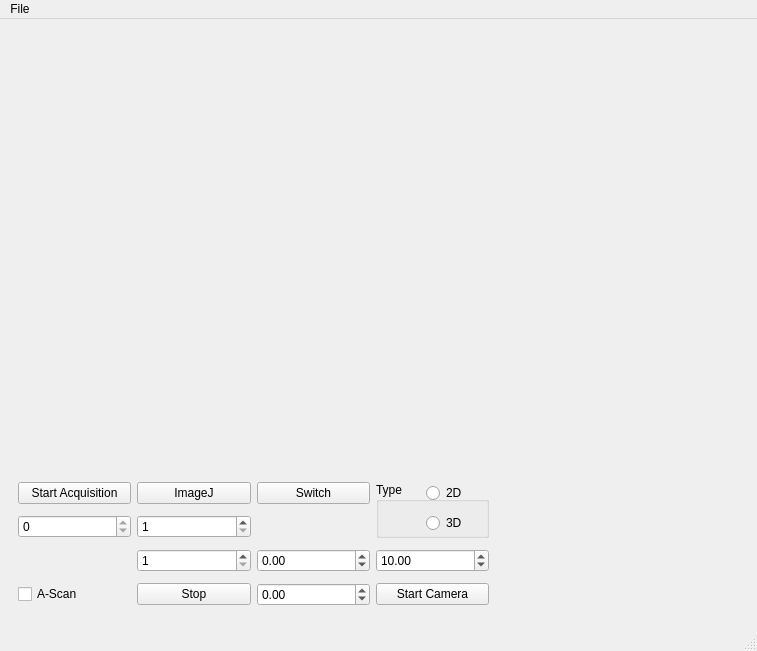
First picture: the form in front_window2.ui, repository bernardokyotoku/oct, before the edit.
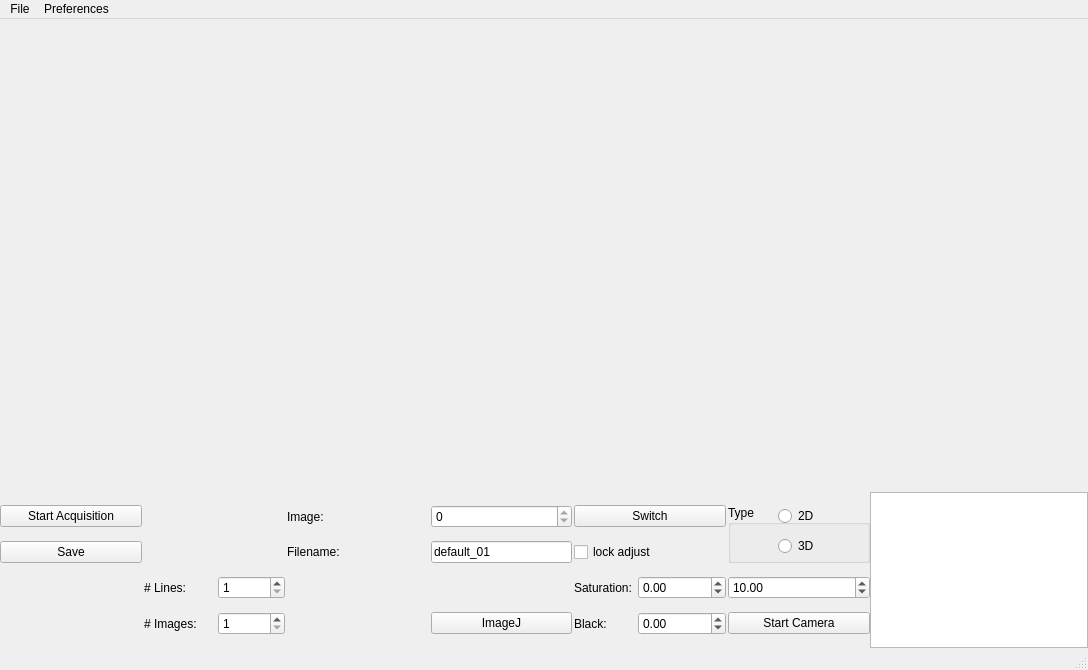
Second picture: the form after the edit.

What changed in the file:
```diff
--- a/front_window2.ui
+++ b/front_window2.ui
@@ -6,8 +6,8 @@
    <rect>
     <x>0</x>
     <y>0</y>
-    <width>757</width>
-    <height>651</height>
+    <width>1088</width>
+    <height>670</height>
    </rect>
   </property>
   <property name="windowTitle">
@@ -20,7 +20,7 @@
      <verstretch>0</verstretch>
     </sizepolicy>
    </property>
-   <layout class="QHBoxLayout" name="horizontalLayout">
+   <layout class="QVBoxLayout" name="verticalLayout_2">
     <property name="spacing">
      <number>0</number>
     </property>
@@ -35,14 +35,11 @@
         <verstretch>0</verstretch>
        </sizepolicy>
       </property>
-      <layout class="QVBoxLayout" name="verticalLayout">
-       <property name="spacing">
-        <number>0</number>
-       </property>
+      <layout class="QGridLayout" name="gridLayout">
        <property name="margin">
         <number>0</number>
        </property>
-       <item>
+       <item row="0" column="0">
         <widget class="QWidget" name="widget_4" native="true">
          <property name="sizePolicy">
           <sizepolicy hsizetype="Preferred" vsizetype="Minimum">
@@ -50,15 +47,15 @@
            <verstretch>3</verstretch>
           </sizepolicy>
          </property>
-         <layout class="QHBoxLayout" name="horizontalLayout_2">
+         <layout class="QHBoxLayout" name="horizontalLayout">
           <property name="spacing">
-           <number>6</number>
+           <number>0</number>
           </property>
           <property name="margin">
-           <number>9</number>
+           <number>0</number>
           </property>
           <item>
-           <widget class="QWidget" name="tomography_holder_widget" native="true">
+           <widget class="QWidget" name="tomography_widget" native="true">
             <property name="sizePolicy">
              <sizepolicy hsizetype="Expanding" vsizetype="Expanding">
               <horstretch>4</horstretch>
@@ -67,10 +64,26 @@
             </property>
            </widget>
           </item>
+          <item>
+           <widget class="QWidget" name="a_scan_widget" native="true">
+            <property name="sizePolicy">
+             <sizepolicy hsizetype="Expanding" vsizetype="Expanding">
+              <horstretch>1</horstretch>
+              <verstretch>0</verstretch>
+             </sizepolicy>
+            </property>
+            <property name="maximumSize">
+             <size>
+              <width>100</width>
+              <height>16777215</height>
+             </size>
+            </property>
+           </widget>
+          </item>
          </layout>
         </widget>
        </item>
-       <item>
+       <item row="1" column="0">
         <widget class="QWidget" name="widget_5" native="true">
          <property name="sizePolicy">
           <sizepolicy hsizetype="Preferred" vsizetype="Preferred">
@@ -78,108 +91,46 @@
            <verstretch>1</verstretch>
           </sizepolicy>
          </property>
-         <layout class="QHBoxLayout" name="horizontalLayout_3">
+         <layout class="QHBoxLayout" name="horizontalLayout_2">
           <property name="spacing">
            <number>0</number>
           </property>
           <property name="margin">
-           <number>0</number>
-          </property>
-          <item>
-           <widget class="QWidget" name="widget_7" native="true">
-            <property name="sizePolicy">
-             <sizepolicy hsizetype="Preferred" vsizetype="Preferred">
-              <horstretch>1</horstretch>
-              <verstretch>0</verstretch>
-             </sizepolicy>
-            </property>
-            <layout class="QHBoxLayout" name="horizontalLayout_5">
-             <property name="sizeConstraint">
-              <enum>QLayout::SetDefaultConstraint</enum>
-             </property>
-             <property name="leftMargin">
-              <number>9</number>
-             </property>
-             <property name="topMargin">
               <number>0</number>
              </property>
              <item>
               <widget class="QWidget" name="bottom_panel" native="true">
                <property name="sizePolicy">
-                <sizepolicy hsizetype="Preferred" vsizetype="Preferred">
-                 <horstretch>2</horstretch>
+             <sizepolicy hsizetype="Expanding" vsizetype="Preferred">
+              <horstretch>4</horstretch>
                  <verstretch>0</verstretch>
                 </sizepolicy>
                </property>
                <layout class="QGridLayout" name="gridLayout_3">
-                <property name="topMargin">
-                 <number>0</number>
-                </property>
-                <item row="0" column="0">
-                 <widget class="QPushButton" name="start">
-                  <property name="text">
-                   <string>Start Acquisition</string>
-                  </property>
-                 </widget>
-                </item>
-                <item row="1" column="0">
-                 <widget class="QSpinBox" name="select_image">
-                  <property name="minimum">
+             <property name="horizontalSpacing">
+              <number>2</number>
+             </property>
+             <property name="verticalSpacing">
                    <number>0</number>
                   </property>
-                  <property name="maximum">
+             <property name="margin">
                    <number>0</number>
                   </property>
-                  <property name="value">
-                   <number>0</number>
-                  </property>
-                 </widget>
-                </item>
-                <item row="3" column="0">
-                 <widget class="QCheckBox" name="checkBox">
-                  <property name="text">
-                   <string>A-Scan</string>
-                  </property>
-                 </widget>
-                </item>
-                <item row="2" column="2">
-                 <widget class="QDoubleSpinBox" name="saturation_spinbox">
-                  <property name="minimum">
-                   <double>-999999999.000000000000000</double>
-                  </property>
-                  <property name="maximum">
-                   <double>999999999.000000000000000</double>
-                  </property>
-                 </widget>
-                </item>
-                <item row="3" column="2">
-                 <widget class="QDoubleSpinBox" name="black_spinbox">
-                  <property name="minimum">
-                   <double>-999999999.000000000000000</double>
-                  </property>
-                  <property name="maximum">
-                   <double>999999999.000000000000000</double>
-                  </property>
-                  <property name="value">
-                   <double>0.000000000000000</double>
-                  </property>
-                 </widget>
-                </item>
-                <item row="3" column="3">
+             <item row="3" column="7">
                  <widget class="QPushButton" name="start_camera_button">
                   <property name="text">
                    <string>Start Camera</string>
                   </property>
                  </widget>
                 </item>
-                <item row="0" column="2">
+             <item row="0" column="6">
                  <widget class="QPushButton" name="switch_2">
                   <property name="text">
                    <string>Switch</string>
                   </property>
                  </widget>
                 </item>
-                <item row="0" column="3" rowspan="2">
+             <item row="0" column="7" rowspan="2">
                  <widget class="QGroupBox" name="selection_box">
                   <property name="title">
                    <string>Type</string>
@@ -215,7 +166,7 @@
                   </widget>
                  </widget>
                 </item>
-                <item row="2" column="3">
+             <item row="2" column="7">
                  <widget class="QDoubleSpinBox" name="exposure_spinbox">
                   <property name="accelerated">
                    <bool>true</bool>
@@ -234,21 +185,149 @@
                   </property>
                  </widget>
                 </item>
+             <item row="0" column="0">
+              <widget class="QPushButton" name="start">
+               <property name="text">
+                <string>Start Acquisition</string>
+               </property>
+              </widget>
+             </item>
+             <item row="0" column="3">
+              <widget class="QSpinBox" name="select_image">
+               <property name="sizePolicy">
+                <sizepolicy hsizetype="Preferred" vsizetype="Fixed">
+                 <horstretch>0</horstretch>
+                 <verstretch>0</verstretch>
+                </sizepolicy>
+               </property>
+               <property name="minimum">
+                <number>0</number>
+               </property>
+               <property name="maximum">
+                <number>0</number>
+               </property>
+               <property name="value">
+                <number>0</number>
+               </property>
+              </widget>
+             </item>
+             <item row="0" column="2">
+              <widget class="QLabel" name="label">
+               <property name="text">
+                <string>Image:</string>
+               </property>
+              </widget>
+             </item>
+             <item row="1" column="3">
+              <widget class="QLineEdit" name="filename_edit">
+               <property name="sizePolicy">
+                <sizepolicy hsizetype="Preferred" vsizetype="Fixed">
+                 <horstretch>0</horstretch>
+                 <verstretch>0</verstretch>
+                </sizepolicy>
+               </property>
+               <property name="text">
+                <string>default_01</string>
+               </property>
+              </widget>
+             </item>
+             <item row="1" column="2">
+              <widget class="QLabel" name="label_2">
+               <property name="text">
+                <string>Filename:</string>
+               </property>
+              </widget>
+             </item>
+             <item row="1" column="0">
+              <widget class="QPushButton" name="save_button">
+               <property name="text">
+                <string>Save</string>
+               </property>
+              </widget>
+             </item>
+             <item row="2" column="6">
+              <widget class="QWidget" name="widget" native="true">
+               <layout class="QGridLayout" name="gridLayout_2">
+                <property name="margin">
+                 <number>0</number>
+                </property>
                 <item row="0" column="1">
+                 <widget class="QDoubleSpinBox" name="saturation_spinbox">
+                  <property name="minimum">
+                   <double>-999999999.000000000000000</double>
+                  </property>
+                  <property name="maximum">
+                   <double>999999999.000000000000000</double>
+                  </property>
+                 </widget>
+                </item>
+                <item row="0" column="0">
+                 <widget class="QLabel" name="label_3">
+                  <property name="text">
+                   <string>Saturation:</string>
+                  </property>
+                 </widget>
+                </item>
+               </layout>
+              </widget>
+             </item>
+             <item row="3" column="6">
+              <widget class="QWidget" name="widget_3" native="true">
+               <layout class="QGridLayout" name="gridLayout_4">
+                <property name="margin">
+                 <number>0</number>
+                </property>
+                <item row="0" column="0">
+                 <widget class="QLabel" name="label_4">
+                  <property name="text">
+                   <string>Black:</string>
+                  </property>
+                 </widget>
+                </item>
+                <item row="0" column="1">
+                 <widget class="QDoubleSpinBox" name="black_spinbox">
+                  <property name="minimum">
+                   <double>-999999999.000000000000000</double>
+                  </property>
+                  <property name="maximum">
+                   <double>999999999.000000000000000</double>
+                  </property>
+                  <property name="value">
+                   <double>0.000000000000000</double>
+                  </property>
+                 </widget>
+                </item>
+               </layout>
+              </widget>
+             </item>
+             <item row="1" column="6">
+              <widget class="QCheckBox" name="lock_adjust_checkbox">
+               <property name="text">
+                <string>lock adjust</string>
+               </property>
+              </widget>
+             </item>
+             <item row="3" column="3">
                  <widget class="QPushButton" name="imagej">
                   <property name="text">
                    <string>ImageJ</string>
                   </property>
                  </widget>
                 </item>
-                <item row="3" column="1">
-                 <widget class="QPushButton" name="stop_button">
+             <item row="2" column="1">
+              <widget class="QWidget" name="widget_6" native="true">
+               <layout class="QGridLayout" name="gridLayout_5">
+                <property name="margin">
+                 <number>0</number>
+                </property>
+                <item row="0" column="0">
+                 <widget class="QLabel" name="label_5">
                   <property name="text">
-                   <string>Stop</string>
+                   <string># Lines:</string>
                   </property>
                  </widget>
                 </item>
-                <item row="1" column="1">
+                <item row="0" column="1">
                  <widget class="QSpinBox" name="n_lines_spinbox">
                   <property name="minimum">
                    <number>1</number>
@@ -258,7 +337,23 @@
                   </property>
                  </widget>
                 </item>
-                <item row="2" column="1">
+               </layout>
+              </widget>
+             </item>
+             <item row="3" column="1">
+              <widget class="QWidget" name="widget_7" native="true">
+               <layout class="QGridLayout" name="gridLayout_6">
+                <property name="margin">
+                 <number>0</number>
+                </property>
+                <item row="0" column="0">
+                 <widget class="QLabel" name="label_6">
+                  <property name="text">
+                   <string># Images:</string>
+                  </property>
+                 </widget>
+                </item>
+                <item row="0" column="1">
                  <widget class="QSpinBox" name="n_images_spinbox">
                   <property name="minimum">
                    <number>1</number>
@@ -271,18 +366,17 @@
                </layout>
               </widget>
              </item>
+            </layout>
+           </widget>
+          </item>
              <item>
-              <widget class="QWidget" name="camera_holder_widget" native="true">
+           <widget class="QGraphicsView" name="camera_view">
                <property name="sizePolicy">
-                <sizepolicy hsizetype="Preferred" vsizetype="Preferred">
+             <sizepolicy hsizetype="Expanding" vsizetype="Expanding">
                  <horstretch>1</horstretch>
                  <verstretch>0</verstretch>
                 </sizepolicy>
                </property>
-               <layout class="QGridLayout" name="gridLayout_2"/>
-              </widget>
-             </item>
-            </layout>
            </widget>
           </item>
          </layout>
@@ -298,8 +392,8 @@
     <rect>
      <x>0</x>
      <y>0</y>
-     <width>757</width>
-     <height>29</height>
+     <width>1088</width>
+     <height>25</height>
     </rect>
    </property>
    <widget class="QMenu" name="menuFile">
@@ -309,7 +403,14 @@
     <addaction name="actionSave_As"/>
     <addaction name="save_serie"/>
    </widget>
+   <widget class="QMenu" name="menuPreferences">
+    <property name="title">
+     <string>Preferences</string>
+    </property>
+    <addaction name="action_save_directory"/>
+   </widget>
    <addaction name="menuFile"/>
+   <addaction name="menuPreferences"/>
   </widget>
   <widget class="QStatusBar" name="statusbar"/>
   <action name="actionSave_As">
```
Left out of the diff: 70 changed lines with no effect on the pictures. Lines whose indentation alone changed are shown as unchanged.
